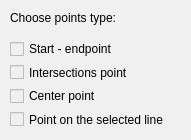
Above: forms/snappingoptions.ui from JuPedSim/jpseditor before the change. Below: the same form after it.
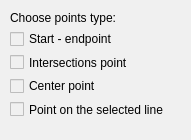
That is the form after the change.

Commit message: Removing snapping options for measurement

Diff of the .ui file:
```diff
--- a/forms/snappingoptions.ui
+++ b/forms/snappingoptions.ui
@@ -48,8 +48,8 @@
     <property name="geometry">
      <rect>
       <x>10</x>
-      <y>40</y>
-      <width>181</width>
+      <y>30</y>
+      <width>178</width>
       <height>88</height>
      </rect>
     </property>
@@ -59,6 +59,9 @@
        <property name="text">
         <string>Start - endpoint </string>
        </property>
+       <property name="checked">
+        <bool>false</bool>
+       </property>
       </widget>
      </item>
      <item>
@@ -66,6 +69,9 @@
        <property name="text">
         <string>Intersections point</string>
        </property>
+       <property name="checked">
+        <bool>false</bool>
+       </property>
       </widget>
      </item>
      <item>
@@ -73,6 +79,9 @@
        <property name="text">
         <string>Center point</string>
        </property>
+       <property name="checked">
+        <bool>false</bool>
+       </property>
       </widget>
      </item>
      <item>
@@ -80,6 +89,9 @@
        <property name="text">
         <string>Point on the selected line</string>
        </property>
+       <property name="checked">
+        <bool>false</bool>
+       </property>
       </widget>
      </item>
     </layout>
```
The commit also changes 1 other file.
